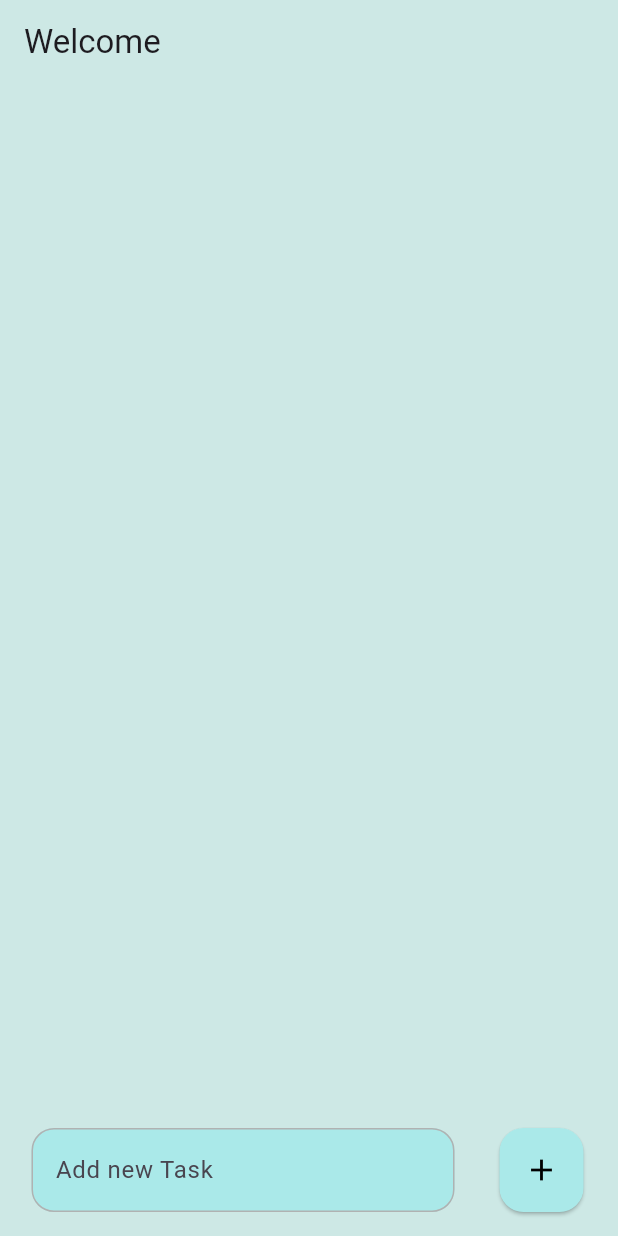
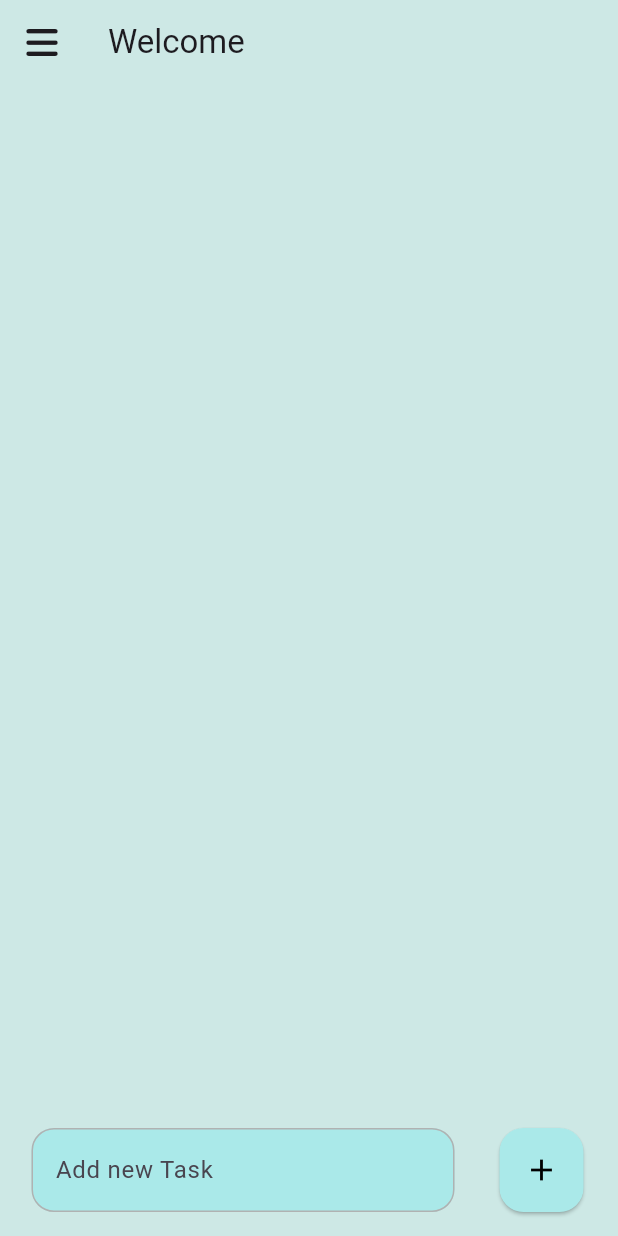
Before and after one commit to Binada-SH/To_Do_Application, a Flutter app: the screen it shows after launch, on a phone screen of 412 x 824 dp. Run offline on Flutter 3.47's test engine with Material 3 defaults, Android fonts, the phone set to English and light mode, and no system bars; our stand-ins replace flutter_local_notifications, flutter_slidable, font_awesome_flutter, timezone.

Commit message:
Menu bar icon adding

```diff
--- a/lib/pages/home.dart
+++ b/lib/pages/home.dart
@@ -1,5 +1,7 @@
 import 'package:flutter/material.dart';
 import 'package:to_do_application/utils/todo_list.dart';
+import 'package:font_awesome_flutter/font_awesome_flutter.dart';
+
 
 class HomePage extends StatefulWidget {
   const HomePage({super.key});
@@ -41,6 +43,12 @@ class _HomePageState extends State<HomePage> {
   Widget build (BuildContext context) {
     return Scaffold(
       appBar: AppBar(
+        leading: IconButton(
+          icon: FaIcon(FontAwesomeIcons.bars),
+          onPressed: () {},
+
+          ),
+
         title: const Text("Welcome",),
         backgroundColor: Color(0xFFCDE8E5),
       ),
--- a/pubspec.yaml
+++ b/pubspec.yaml
@@ -39,6 +39,7 @@ dependencies:
   intl: ^0.18.1
   flutter_local_notifications: ^16.1.0
   timezone: ^0.9.2
+  font_awesome_flutter: ^10.6.0
 
 dev_dependencies:
   flutter_test:
```
Also changed, not shown: pubspec.lock.
